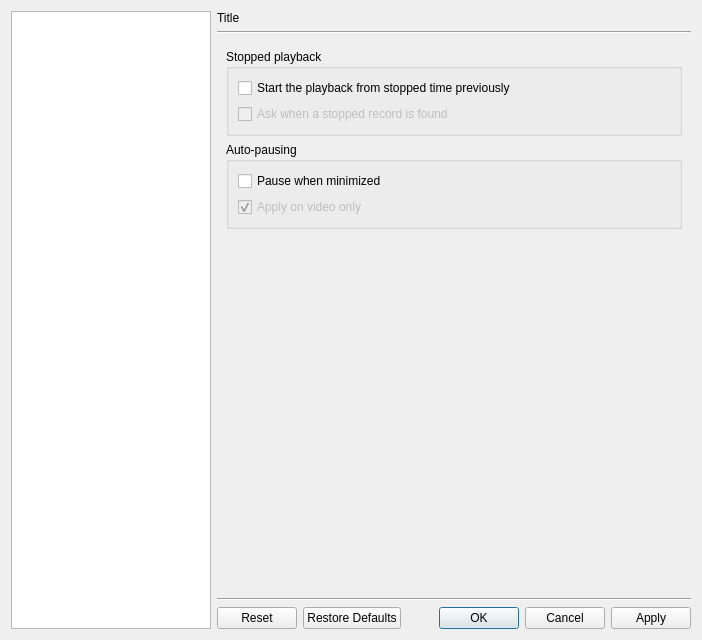
First picture: the form in src/cmplayer/ui/prefdialog.ui, repository bylee20/bomi, before the edit.
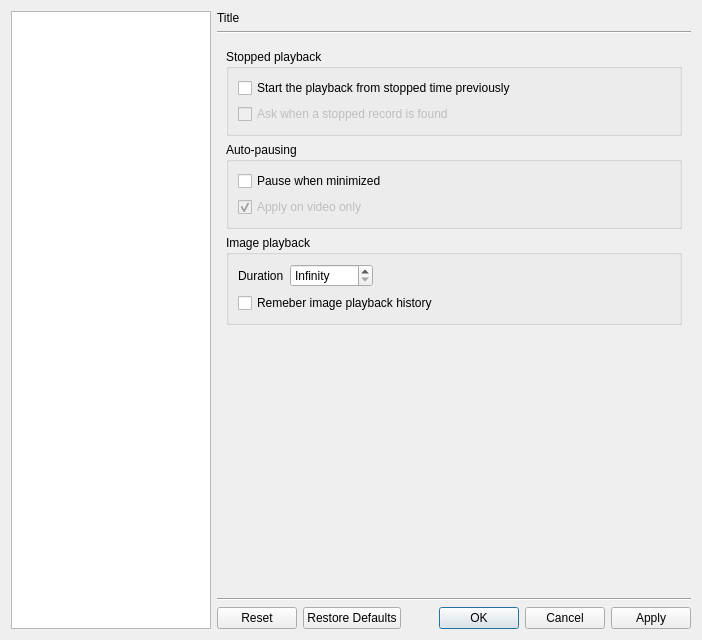
Second picture: the form after the edit. The open tabs and pages were chosen to show the change. Icons and pictures are not drawn. Custom widgets are drawn as their Qt base class.

Commit message: Implement 'Open Folder' Implement image display

What changed in the file:
```diff
--- a/src/cmplayer/ui/prefdialog.ui
+++ b/src/cmplayer/ui/prefdialog.ui
@@ -137,7 +137,7 @@
          <iconset resource="../rsclist.qrc">
           <normaloff>:/img/media-playback-start-32.png</normaloff>:/img/media-playback-start-32.png</iconset>
         </property>
-        <layout class="QVBoxLayout" name="verticalLayout_8">
+        <layout class="QVBoxLayout" name="verticalLayout_16">
          <item>
           <widget class="QGroupBox" name="groupBox_2">
            <property name="title">
@@ -193,6 +193,62 @@
            </layout>
           </widget>
          </item>
+         <item>
+          <widget class="QGroupBox" name="groupBox_14">
+           <property name="title">
+            <string>Image playback</string>
+           </property>
+           <layout class="QVBoxLayout" name="verticalLayout_8">
+            <item>
+             <layout class="QHBoxLayout" name="horizontalLayout_16">
+              <item>
+               <widget class="QLabel" name="label_38">
+                <property name="text">
+                 <string>Duration</string>
+                </property>
+               </widget>
+              </item>
+              <item>
+               <widget class="QDoubleSpinBox" name="image_duration">
+                <property name="specialValueText">
+                 <string>Infinity</string>
+                </property>
+                <property name="accelerated">
+                 <bool>true</bool>
+                </property>
+                <property name="suffix">
+                 <string>sec</string>
+                </property>
+                <property name="maximum">
+                 <double>999.990000000000009</double>
+                </property>
+               </widget>
+              </item>
+              <item>
+               <spacer name="horizontalSpacer_15">
+                <property name="orientation">
+                 <enum>Qt::Horizontal</enum>
+                </property>
+                <property name="sizeHint" stdset="0">
+                 <size>
+                  <width>40</width>
+                  <height>20</height>
+                 </size>
+                </property>
+               </spacer>
+              </item>
+             </layout>
+            </item>
+            <item>
+             <widget class="QCheckBox" name="remember_image">
+              <property name="text">
+               <string>Remeber image playback history</string>
+              </property>
+             </widget>
+            </item>
+           </layout>
+          </widget>
+         </item>
          <item>
           <spacer name="verticalSpacer">
            <property name="orientation">
```
Left out of the diff: 2 changed lines with no effect on the pictures. The commit also changes 32 other files.
